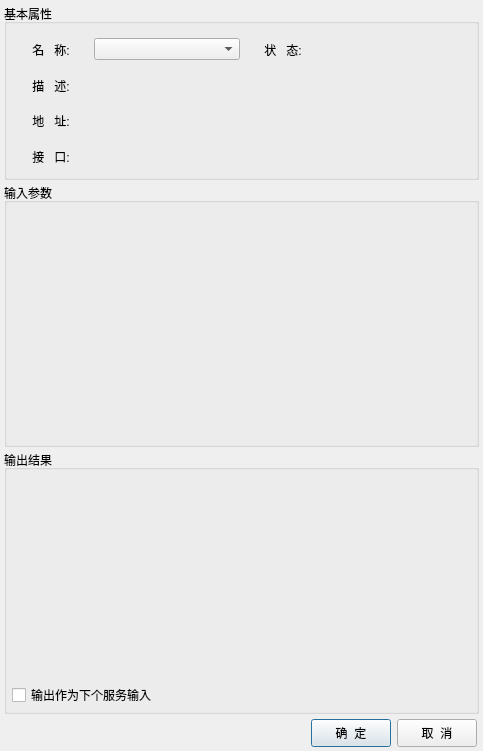
xibeilang524/Graphics, file SelfWidget/mypropertyedit.ui: the form before one commit.
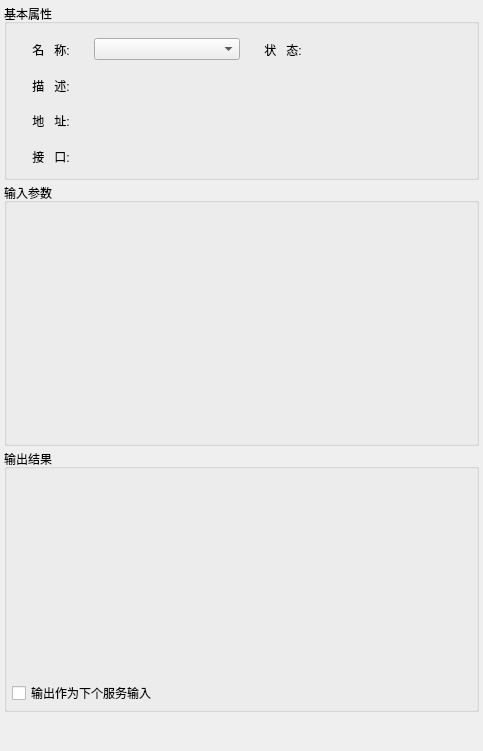
The form after the commit.

What changed in the file:
```diff
--- a/SelfWidget/mypropertyedit.ui
+++ b/SelfWidget/mypropertyedit.ui
@@ -290,56 +290,18 @@
       </item>
       <item>
        <widget class="QWidget" name="widget_2" native="true">
+        <property name="minimumSize">
+         <size>
+          <width>0</width>
+          <height>32</height>
+         </size>
+        </property>
         <property name="maximumSize">
          <size>
           <width>16777215</width>
-          <height>30</height>
+          <height>54546</height>
          </size>
         </property>
-        <layout class="QHBoxLayout" name="horizontalLayout">
-         <property name="margin">
-          <number>2</number>
-         </property>
-         <item>
-          <spacer name="horizontalSpacer">
-           <property name="orientation">
-            <enum>Qt::Horizontal</enum>
-           </property>
-           <property name="sizeHint" stdset="0">
-            <size>
-             <width>248</width>
-             <height>20</height>
-            </size>
-           </property>
-          </spacer>
-         </item>
-         <item>
-          <widget class="QPushButton" name="confirm">
-           <property name="minimumSize">
-            <size>
-             <width>80</width>
-             <height>28</height>
-            </size>
-           </property>
-           <property name="text">
-            <string>确  定</string>
-           </property>
-          </widget>
-         </item>
-         <item>
-          <widget class="QPushButton" name="cancel">
-           <property name="minimumSize">
-            <size>
-             <width>80</width>
-             <height>28</height>
-            </size>
-           </property>
-           <property name="text">
-            <string>取  消</string>
-           </property>
-          </widget>
-         </item>
-        </layout>
        </widget>
       </item>
      </layout>
```
